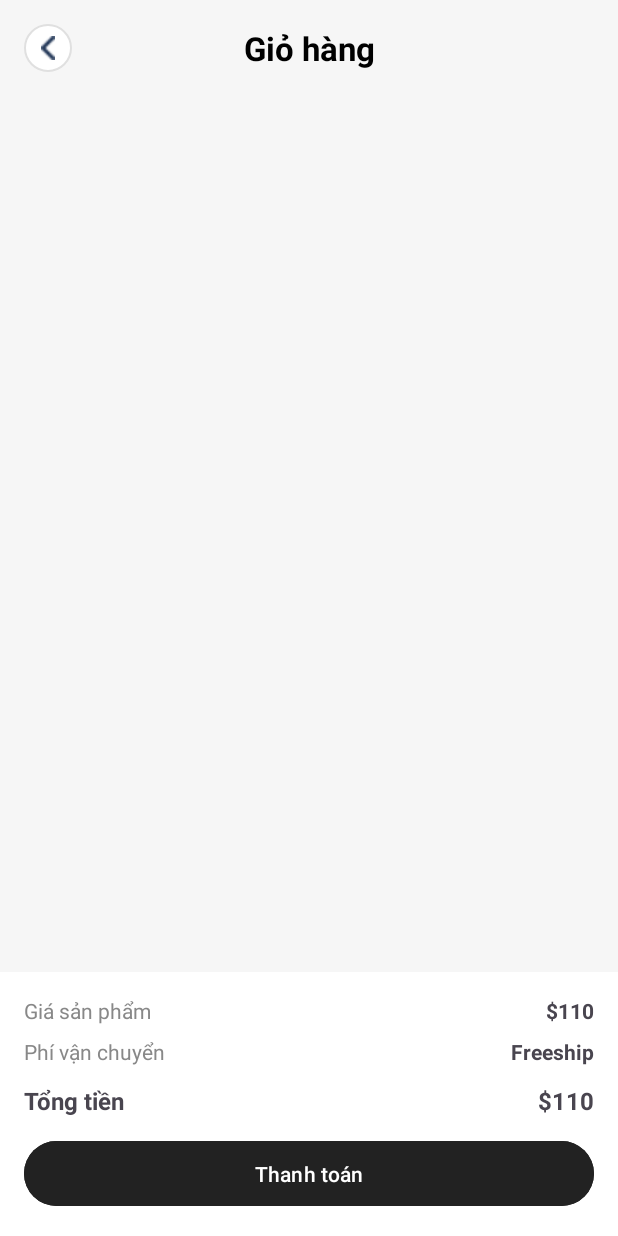
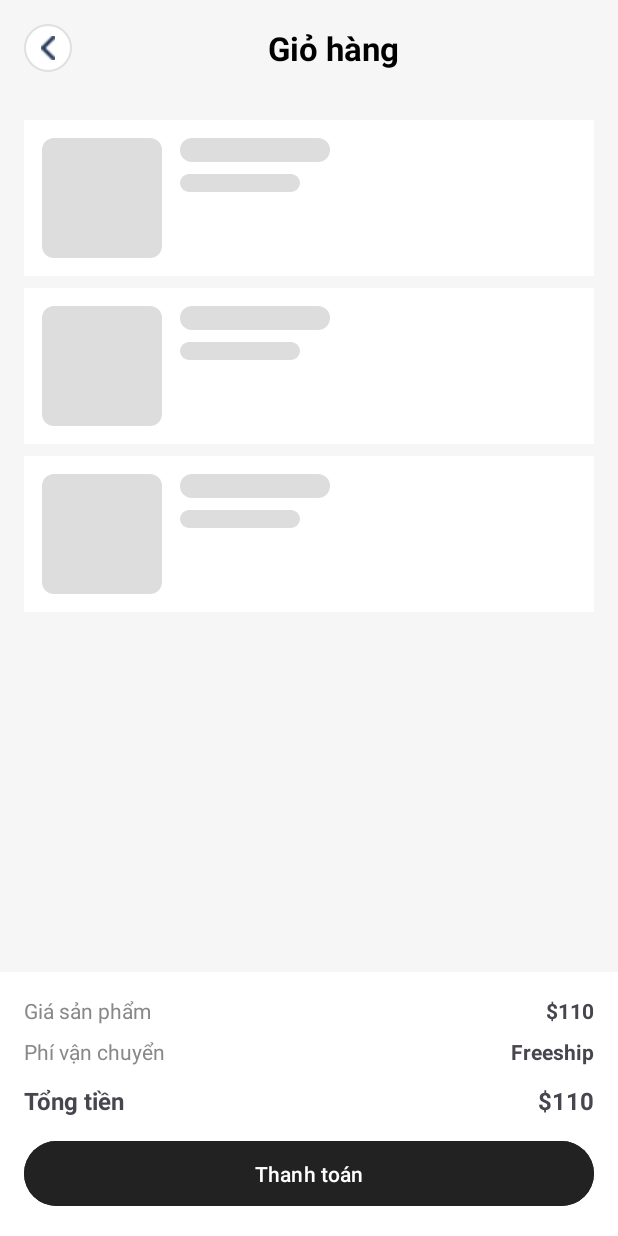
Before and after one commit to tuanhungg13/clothing_store_app, an Android app: the layout activity_cart.xml on its own in the app's theme, with its tools: preview values and no code run, on a phone screen of 412 x 824 dp. Run offline under Robolectric (Android 15) with nearby library versions, the phone set to English and light mode, and no system bars.

Commit message:
update: progress fetch cart

```diff
--- a/app/build.gradle.kts
+++ b/app/build.gradle.kts
@@ -64,6 +64,7 @@ dependencies {
     implementation("com.github.bumptech.glide:glide:4.15.1")
     annotationProcessor("com.github.bumptech.glide:compiler:4.15.1")
     implementation("androidx.lifecycle:lifecycle-viewmodel-ktx:2.6.0")
+    implementation("com.facebook.shimmer:shimmer:0.5.0")
 
 
 }
--- a/app/src/main/java/com/project/clothingstore/view/fragment/CartActivity.kt
+++ b/app/src/main/java/com/project/clothingstore/view/fragment/CartActivity.kt
@@ -1,6 +1,8 @@
 package com.project.clothingstore.view.fragment
 
+import android.annotation.SuppressLint
 import android.os.Bundle
+import android.view.View
 import android.widget.ImageView
 import android.widget.TextView
 import android.widget.Toast
@@ -25,6 +27,9 @@ class CartActivity : AppCompatActivity() {
     private lateinit var btnCheckout: TextView
     private lateinit var tvProductPrice: TextView
     private lateinit var btnBack: ImageView
+    private lateinit var shimmerLayout: View
+
+    @SuppressLint("MissingInflatedId")
     override fun onCreate(savedInstanceState: Bundle?) {
         super.onCreate(savedInstanceState)
         setContentView(R.layout.activity_cart)
@@ -35,9 +40,14 @@ class CartActivity : AppCompatActivity() {
         btnCheckout = findViewById(R.id.btnCheckout)
         tvProductPrice = findViewById(R.id.tvProductPrice)
         btnBack = findViewById(R.id.btnBack)
+        shimmerLayout = findViewById(R.id.shimmerLayout)
+
         btnBack.setOnClickListener {
             finish() // 👉 quay về Activity trước đó
         }
+// Ẩn RV khi chưa có data
+        rvCartItems.visibility = View.GONE
+        shimmerLayout.visibility = View.VISIBLE
         // Khởi tạo CartService
         val cartService = CartService() // Hoặc cung cấp dịch vụ khác tùy vào cách bạn inject
 
@@ -52,6 +62,8 @@ class CartActivity : AppCompatActivity() {
         // Cập nhật UI khi có thay đổi
         cartViewModel.cartItems.observe(this, Observer { items ->
             // Cập nhật danh sách sản phẩm
+            shimmerLayout.visibility = View.GONE
+            rvCartItems.visibility = View.VISIBLE
             cartAdapter = CartAdapter(
                 items.toMutableList(),
                 onQuantityChanged = { cartItem, newQuantity ->
--- /dev/null
+++ b/app/src/main/res/drawable/pulse_bg.xml
@@ -0,0 +1,4 @@
+<shape xmlns:android="http://schemas.android.com/apk/res/android" android:shape="rectangle">
+    <solid android:color="#DDDDDD" />
+    <corners android:radius="8dp"/>
+</shape>
--- a/app/src/main/res/layout/activity_cart.xml
+++ b/app/src/main/res/layout/activity_cart.xml
@@ -10,19 +10,26 @@
 
     <!-- Tiêu đề "Giỏ hàng" -->
 
+    <!-- Nhóm nút Back và Tiêu đề -->
+    <androidx.constraintlayout.widget.ConstraintLayout
+        android:id="@+id/headerLayout"
+        android:layout_width="0dp"
+        android:layout_height="wrap_content"
+        android:padding="16dp"
+        app:layout_constraintTop_toTopOf="parent"
+        app:layout_constraintStart_toStartOf="parent"
+        app:layout_constraintEnd_toEndOf="parent">
+
         <ImageView
             android:id="@+id/btnBack"
             android:layout_width="32dp"
             android:layout_height="32dp"
-        android:layout_margin="16dp"
             android:background="@drawable/background_back_circle"
             android:padding="8dp"
             android:src="@drawable/ic_back"
-        app:layout_constraintEnd_toStartOf="@+id/tvCartTitle"
-        app:layout_constraintHorizontal_bias="0.0"
             app:layout_constraintStart_toStartOf="parent"
             app:layout_constraintTop_toTopOf="parent"
-        app:layout_constraintBottom_toTopOf="@id/rvCartItems" />
+            app:layout_constraintBottom_toBottomOf="parent" />
 
         <TextView
             android:id="@+id/tvCartTitle"
@@ -32,19 +39,48 @@
             android:textColor="#000000"
             android:textSize="22sp"
             android:textStyle="bold"
-        app:layout_constraintBottom_toTopOf="@+id/rvCartItems"
+            app:layout_constraintStart_toEndOf="@id/btnBack"
+            app:layout_constraintTop_toTopOf="@id/btnBack"
+            app:layout_constraintBottom_toBottomOf="@id/btnBack"
             app:layout_constraintEnd_toEndOf="parent"
+            app:layout_constraintHorizontal_bias="0.5" />
+    </androidx.constraintlayout.widget.ConstraintLayout>
+
+    <com.facebook.shimmer.ShimmerFrameLayout
+        android:id="@+id/shimmerLayout"
+        android:layout_width="match_parent"
+        android:layout_height="0dp"
+        android:visibility="visible"
+        android:padding="16dp"
+        app:shimmer_auto_start="true"
+        app:shimmer_duration="1000"
+        app:layout_constraintTop_toBottomOf="@+id/headerLayout"
         app:layout_constraintStart_toStartOf="parent"
-        app:layout_constraintTop_toTopOf="parent" />
+        app:layout_constraintEnd_toEndOf="parent">
+
+        <LinearLayout
+            android:orientation="vertical"
+            android:layout_width="match_parent"
+            android:layout_height="wrap_content">
+
+            <include layout="@layout/item_cart_loading" />
+
+            <include layout="@layout/item_cart_loading" />
+
+            <include layout="@layout/item_cart_loading" />
+        </LinearLayout>
+
+    </com.facebook.shimmer.ShimmerFrameLayout>
 
     <!-- RecyclerView -->
+
     <androidx.recyclerview.widget.RecyclerView
         android:id="@+id/rvCartItems"
         android:layout_width="0dp"
         android:layout_height="0dp"
         android:padding="8dp"
         android:clipToPadding="false"
-        app:layout_constraintTop_toBottomOf="@id/btnBack"
+        app:layout_constraintTop_toBottomOf="@id/headerLayout"
         app:layout_constraintBottom_toTopOf="@id/cartSummaryLayout"
         app:layout_constraintStart_toStartOf="parent"
         app:layout_constraintEnd_toEndOf="parent" />
--- /dev/null
+++ b/app/src/main/res/layout/item_cart_loading.xml
@@ -0,0 +1,38 @@
+<com.facebook.shimmer.ShimmerFrameLayout xmlns:android="http://schemas.android.com/apk/res/android"
+    android:layout_width="match_parent"
+    android:layout_height="wrap_content"
+    android:padding="12dp"
+    android:layout_marginBottom="8dp"
+    android:background="@android:color/white"
+    android:orientation="vertical">
+
+    <LinearLayout
+        android:layout_width="match_parent"
+        android:layout_height="80dp"
+        android:orientation="horizontal">
+
+        <View
+            android:layout_width="80dp"
+            android:layout_height="match_parent"
+            android:background="@drawable/pulse_bg" />
+
+        <LinearLayout
+            android:layout_width="0dp"
+            android:layout_height="match_parent"
+            android:layout_weight="1"
+            android:orientation="vertical"
+            android:paddingStart="12dp">
+
+            <View
+                android:layout_width="100dp"
+                android:layout_height="16dp"
+                android:layout_marginBottom="8dp"
+                android:background="@drawable/pulse_bg" />
+
+            <View
+                android:layout_width="80dp"
+                android:layout_height="12dp"
+                android:background="@drawable/pulse_bg" />
+        </LinearLayout>
+    </LinearLayout>
+</com.facebook.shimmer.ShimmerFrameLayout>
```
Lines whose indentation alone changed are shown as unchanged.
